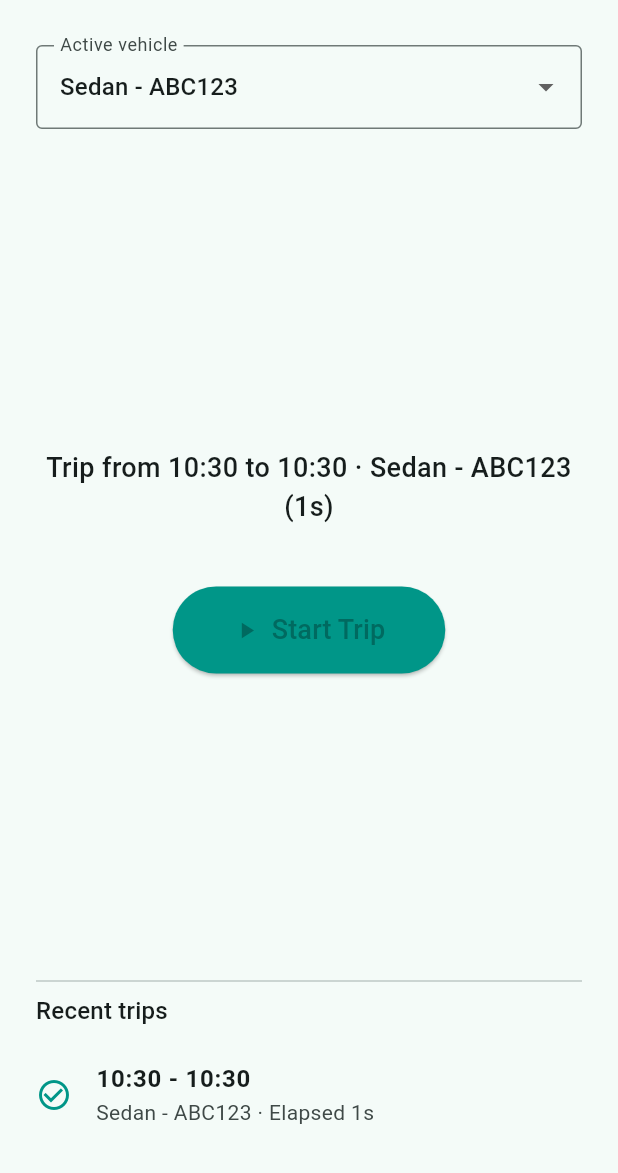
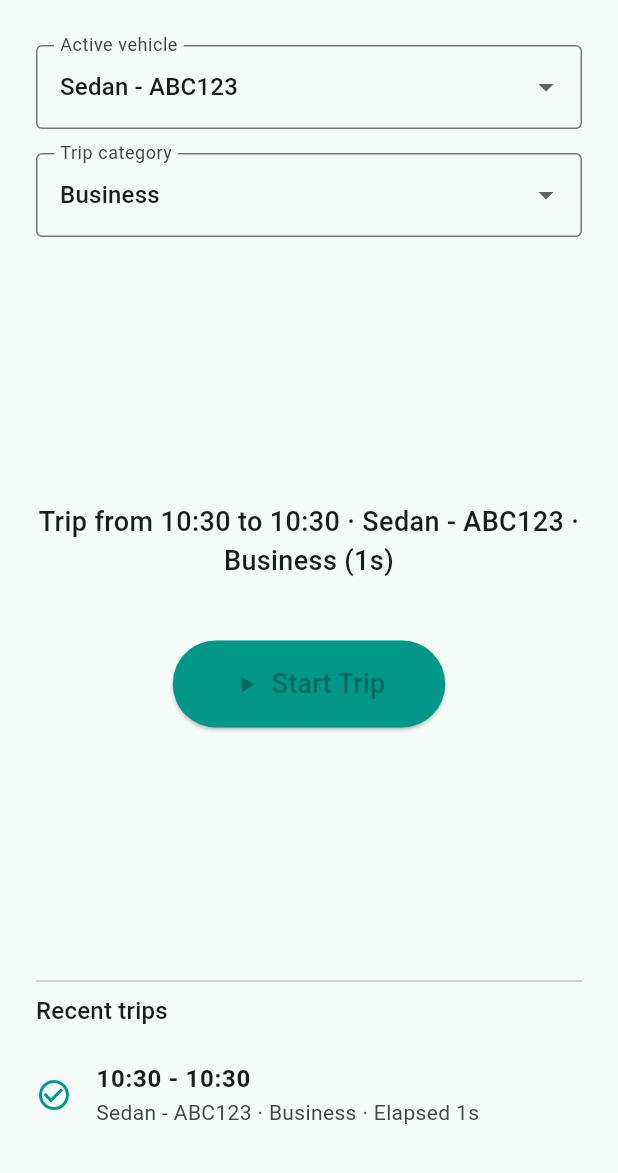
Before and after one commit to amsibert-fmms/mileage-tracker, a Flutter app: the screen it shows after launch, after a tap on "Start Trip", after a tap on "Stop Trip", on a phone screen of 412 x 824 dp, the part 63-1236 px from its top. Run offline on Flutter 3.47's test engine with Material 3 defaults, Android fonts, the phone set to English and light mode, and no system bars.

Commit message:
Add trip category selection to trip logger

```diff
--- a/lib/main.dart
+++ b/lib/main.dart
@@ -40,6 +40,13 @@ class _HomeScreenState extends State<HomeScreen> {
     _Vehicle(id: 'vehicle-3', label: 'Hybrid - GREEN1'),
   ];
   String? _activeVehicleId;
+  final List<_TripCategory> _tripCategories = const <_TripCategory>[
+    _TripCategory(id: 'business', label: 'Business'),
+    _TripCategory(id: 'personal', label: 'Personal'),
+    _TripCategory(id: 'commute', label: 'Commute'),
+    _TripCategory(id: 'other', label: 'Other'),
+  ];
+  String? _activeCategoryId;
 
   static const int _maxHistoryItems = 5;
 
@@ -47,6 +54,7 @@ class _HomeScreenState extends State<HomeScreen> {
   void initState() {
     super.initState();
     _activeVehicleId = _vehicles.first.id;
+    _activeCategoryId = _tripCategories.first.id;
   }
 
   void toggleTrip() {
@@ -71,6 +79,7 @@ class _HomeScreenState extends State<HomeScreen> {
         startTime: startTime!,
         endTime: stopTime,
         vehicleName: _currentVehicle.label,
+        categoryLabel: _currentCategory.label,
       );
       _timer?.cancel();
       setState(() {
@@ -113,14 +122,15 @@ class _HomeScreenState extends State<HomeScreen> {
     final start = _formatTime(record.startTime);
     final end = _formatTime(record.endTime);
     final duration = _formatDuration(record.duration);
-    return 'Trip from $start to $end · ${record.vehicleName} ($duration)';
+    return 'Trip from $start to $end · ${record.vehicleName} · ${record.categoryLabel} ($duration)';
   }
 
   @override
   Widget build(BuildContext context) {
     final vehicleLabel = _currentVehicle.label;
+    final categoryLabel = _currentCategory.label;
     final statusText = tripActive
-        ? 'Trip started at ${_formatTime(startTime!)}\nVehicle: $vehicleLabel\nElapsed: ${_formatDuration(elapsed)}'
+        ? 'Trip started at ${_formatTime(startTime!)}\nVehicle: $vehicleLabel\nCategory: $categoryLabel\nElapsed: ${_formatDuration(elapsed)}'
         : lastTripSummary ?? 'No trip in progress';
 
     return Scaffold(
@@ -147,6 +157,28 @@ class _HomeScreenState extends State<HomeScreen> {
                       if (value == null) return;
                       setState(() {
                         _activeVehicleId = value;
+                      });
+                    },
+            ),
+            const SizedBox(height: 16),
+            DropdownButtonFormField<String>(
+              value: _activeCategoryId,
+              decoration: const InputDecoration(
+                labelText: 'Trip category',
+                border: OutlineInputBorder(),
+              ),
+              items: _tripCategories
+                  .map((category) => DropdownMenuItem<String>(
+                        value: category.id,
+                        child: Text(category.label),
+                      ))
+                  .toList(),
+              onChanged: tripActive
+                  ? null
+                  : (value) {
+                      if (value == null) return;
+                      setState(() {
+                        _activeCategoryId = value;
                       });
                     },
             ),
@@ -202,7 +234,7 @@ class _HomeScreenState extends State<HomeScreen> {
                       style: const TextStyle(fontWeight: FontWeight.w600),
                     ),
                     subtitle: Text(
-                        '${record.vehicleName} · Elapsed ${_formatDuration(record.duration)}'),
+                        '${record.vehicleName} · ${record.categoryLabel} · Elapsed ${_formatDuration(record.duration)}'),
                   );
                 },
               ),
@@ -220,6 +252,14 @@ class _HomeScreenState extends State<HomeScreen> {
       orElse: () => _vehicles.first,
     );
   }
+
+  _TripCategory get _currentCategory {
+    final activeId = _activeCategoryId;
+    return _tripCategories.firstWhere(
+      (category) => category.id == activeId,
+      orElse: () => _tripCategories.first,
+    );
+  }
 }
 
 class _TripRecord {
@@ -227,11 +267,13 @@ class _TripRecord {
     required this.startTime,
     required this.endTime,
     required this.vehicleName,
+    required this.categoryLabel,
   });
 
   final DateTime startTime;
   final DateTime endTime;
   final String vehicleName;
+  final String categoryLabel;
 
   Duration get duration => endTime.difference(startTime);
 }
@@ -242,3 +284,10 @@ class _Vehicle {
   final String id;
   final String label;
 }
+
+class _TripCategory {
+  const _TripCategory({required this.id, required this.label});
+
+  final String id;
+  final String label;
+}
```
Also changed, not shown: 1 other file.
